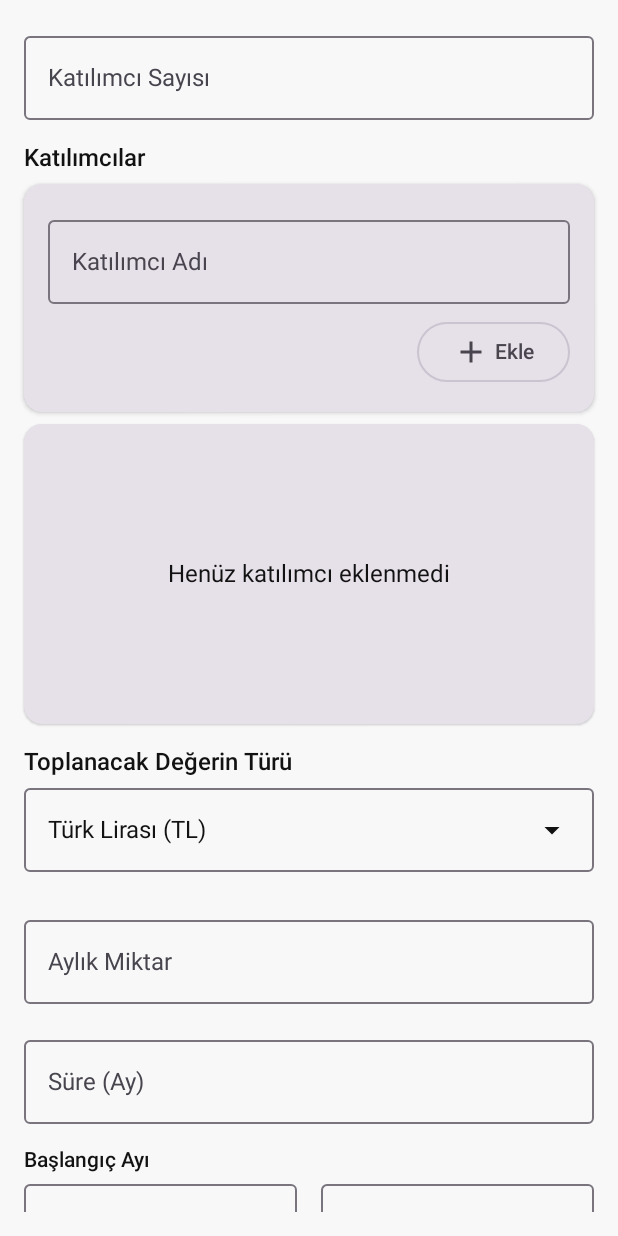
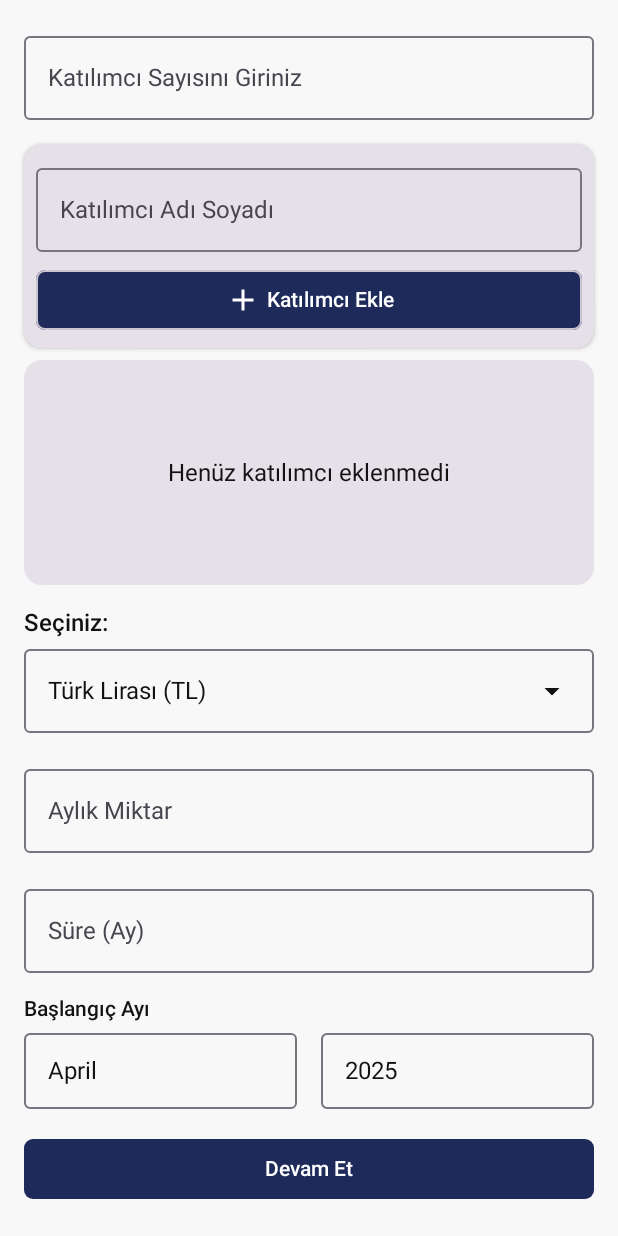
Before and after one commit to mehmettekin59/GunKurasiApp, an Android app built with Jetpack Compose: the composable GirisContent shown on its own in the app's theme, on a phone screen of 412 x 824 dp. Run offline under Robolectric (Android 15) with nearby library versions, the phone set to English and light mode, and no system bars.

Commit message:
forth branch uygulama calisiyor

```diff
--- a/app/src/main/java/com/mehmettekin/gunkurasiapp/presentation/screens/cark/CarkViewModel.kt
+++ b/app/src/main/java/com/mehmettekin/gunkurasiapp/presentation/screens/cark/CarkViewModel.kt
@@ -24,6 +24,7 @@ import java.util.Locale
 import javax.inject.Inject
 
 
+@RequiresApi(Build.VERSION_CODES.VANILLA_ICE_CREAM)
 @HiltViewModel
 class CarkViewModel @Inject constructor(
     private val drawRepository: DrawRepository,
--- a/app/src/main/java/com/mehmettekin/gunkurasiapp/presentation/screens/giris/GirisScreen.kt
+++ b/app/src/main/java/com/mehmettekin/gunkurasiapp/presentation/screens/giris/GirisScreen.kt
@@ -1,5 +1,6 @@
 package com.mehmettekin.gunkurasiapp.presentation.screens.giris
 
+import androidx.compose.foundation.BorderStroke
 import kotlinx.coroutines.flow.collectLatest
 import java.text.SimpleDateFormat
 import java.util.Calendar
@@ -72,6 +73,7 @@ import com.mehmettekin.gunkurasiapp.presentation.navigation.Screen
 import com.mehmettekin.gunkurasiapp.ui.theme.OnPrimary
 import com.mehmettekin.gunkurasiapp.ui.theme.Primary
 import com.mehmettekin.gunkurasiapp.ui.theme.Secondary
+import com.mehmettekin.gunkurasiapp.ui.theme.White
 import com.mehmettekin.gunkurasiapp.util.Constants
 
 
@@ -154,10 +156,11 @@ fun GirisContent(
             .verticalScroll(rememberScrollState())
     ) {
         // Katılımcı sayısı
+
         OutlinedTextField(
             value = state.participantCount,
             onValueChange = { onEvent(GirisEvent.OnParticipantCountChange(it)) },
-            label = { Text("Katılımcı Sayısı") },
+            label = { Text("Katılımcı Sayısını Giriniz") },
             modifier = Modifier.fillMaxWidth(),
             keyboardOptions = KeyboardOptions(keyboardType = KeyboardType.Number)
         )
@@ -165,13 +168,6 @@ fun GirisContent(
         Spacer(modifier = Modifier.height(16.dp))
 
         // Katılımcı listesi
-        Text(
-            text = "Katılımcılar",
-            style = MaterialTheme.typography.titleLarge
-        )
-
-        Spacer(modifier = Modifier.height(8.dp))
-
         // Katılımcı ekleme komponenti
         AddParticipantCard(onAddParticipant = { name ->
             onEvent(GirisEvent.OnAddParticipant(name))
@@ -183,7 +179,7 @@ fun GirisContent(
         Card(
             modifier = Modifier
                 .fillMaxWidth()
-                .height(200.dp),
+                .height(150.dp),
             elevation = CardDefaults.cardElevation(defaultElevation = 1.dp)
         ) {
             if (state.participants.isEmpty()) {
@@ -209,7 +205,7 @@ fun GirisContent(
 
         // Toplanacak şeyin cinsi - Dropdown olarak değiştirildi
         Text(
-            text = "Toplanacak Değerin Türü",
+            text = "Seçiniz:",
             style = MaterialTheme.typography.titleLarge
         )
 
@@ -219,8 +215,6 @@ fun GirisContent(
             selectedItemType = state.selectedItemType,
             onItemTypeSelect = { onEvent(GirisEvent.OnItemTypeSelect(it)) }
         )
-
-        Spacer(modifier = Modifier.height(8.dp))
 
         // Döviz veya Altın seçiminde spesifik tür seçimi
         if (state.selectedItemType == ItemType.CURRENCY || state.selectedItemType == ItemType.GOLD) {
@@ -307,14 +301,15 @@ fun GirisContent(
             onYearSelected = { onEvent(GirisEvent.OnStartYearSelect(it)) }
         )
 
-        Spacer(modifier = Modifier.height(24.dp))
+        Spacer(modifier = Modifier.height(8.dp))
 
         // Devam butonu
         Button(
             onClick = { onEvent(GirisEvent.OnContinueClick) },
             modifier = Modifier
                 .fillMaxWidth()
-                .padding(vertical = 16.dp),
+                .padding(vertical = 8.dp),
+            shape = RoundedCornerShape(6.dp),
             colors = ButtonDefaults.buttonColors(
                 containerColor = Primary
             )
@@ -335,12 +330,15 @@ fun AddParticipantCard(
         elevation = CardDefaults.cardElevation(defaultElevation = 2.dp)
     ) {
         Column(
-            modifier = Modifier.padding(16.dp)
+            modifier = Modifier.padding(8.dp)
         ) {
+
+
+
             OutlinedTextField(
                 value = name,
                 onValueChange = { name = it },
-                label = { Text("Katılımcı Adı") },
+                label = { Text("Katılımcı Adı Soyadı") },
                 modifier = Modifier.fillMaxWidth(),
                 singleLine = true
             )
@@ -354,11 +352,15 @@ fun AddParticipantCard(
                         name = ""
                     }
                 },
-                modifier = Modifier.align(Alignment.End)
+                modifier = Modifier.fillMaxWidth(),
+                shape = RoundedCornerShape(6.dp),
+                colors = ButtonDefaults.buttonColors(
+                    containerColor = Primary
+                )
             ) {
-                Icon(Icons.Default.Add, contentDescription = "Ekle")
+                Icon(Icons.Default.Add, contentDescription = "Katılımcı Ekle", tint = White)
                 Spacer(modifier = Modifier.width(4.dp))
-                Text("Ekle")
+                Text("Katılımcı Ekle")
             }
         }
     }
@@ -373,16 +375,18 @@ fun ParticipantCard(
         modifier = Modifier
             .fillMaxWidth()
             .padding(vertical = 4.dp, horizontal = 4.dp),
-        elevation = CardDefaults.cardElevation(defaultElevation = 2.dp)
+        elevation = CardDefaults.cardElevation(defaultElevation = 2.dp),
+        border = BorderStroke(color = MaterialTheme.colorScheme.outline, width = 0.5.dp)
     ) {
         Row(
             modifier = Modifier
                 .fillMaxWidth()
-                .padding(4.dp),
+                .padding(2.dp),
             verticalAlignment = Alignment.CenterVertically,
             horizontalArrangement = Arrangement.SpaceBetween
         ) {
             Text(
+                modifier = Modifier.padding(start = 4.dp, end = 4.dp),
                 text = participant.name,
                 style = MaterialTheme.typography.bodyLarge
             )
```
